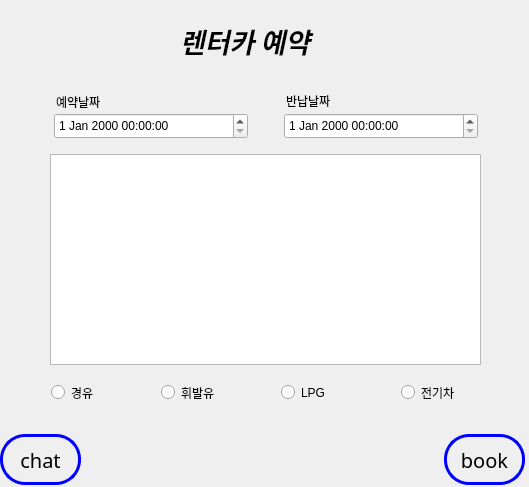
This is client/reserv.ui in ryueun8/rentcar as Qt 5 draws it before an edit. The edited form follows.
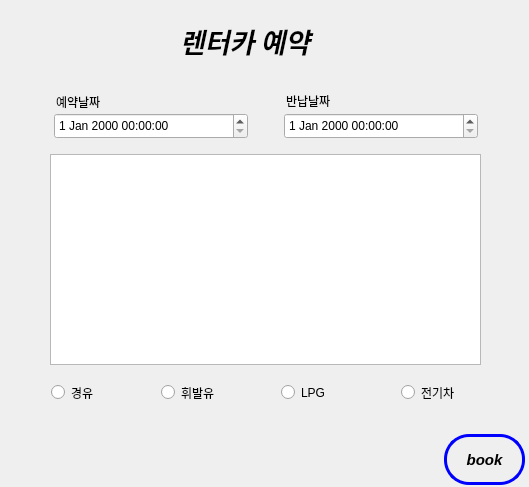
This is the edited form.

```diff
--- a/client/reserv.ui
+++ b/client/reserv.ui
@@ -45,32 +45,6 @@
     </rect>
    </property>
   </widget>
-  <widget class="QPushButton" name="chat">
-   <property name="geometry">
-    <rect>
-     <x>0</x>
-     <y>434</y>
-     <width>81</width>
-     <height>51</height>
-    </rect>
-   </property>
-   <property name="font">
-    <font>
-     <family>Ubuntu Condensed</family>
-     <pointsize>15</pointsize>
-    </font>
-   </property>
-   <property name="styleSheet">
-    <string notr="true">border :3px solid blue;
-border-top-left-radius :25px;
-border-top-right-radius : 25px; 
-border-bottom-left-radius : 25px; 
-border-bottom-right-radius : 25px</string>
-   </property>
-   <property name="text">
-    <string>chat</string>
-   </property>
-  </widget>
   <widget class="QDateTimeEdit" name="reserv_date">
    <property name="geometry">
     <rect>
@@ -180,8 +154,11 @@
    </property>
    <property name="font">
     <font>
-     <family>Ubuntu Condensed</family>
-     <pointsize>15</pointsize>
+     <family>Ubuntu</family>
+     <pointsize>11</pointsize>
+     <weight>75</weight>
+     <italic>true</italic>
+     <bold>true</bold>
     </font>
    </property>
    <property name="styleSheet">
```
